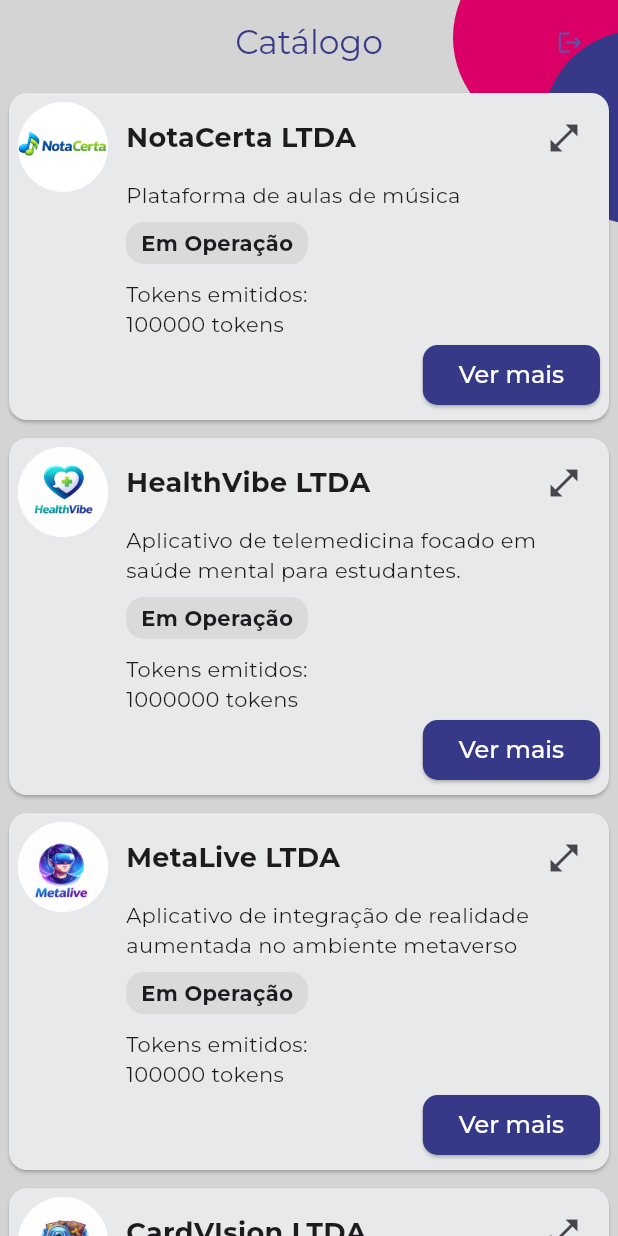
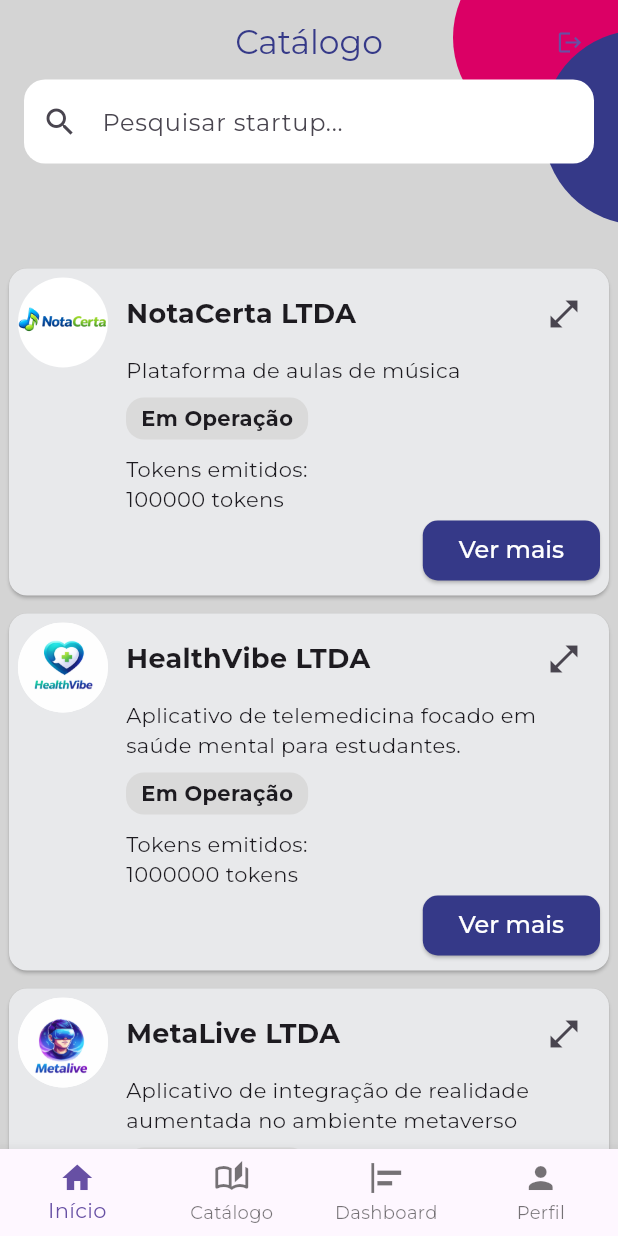
Before and after one commit to EnzoOP1402/ES-PI3-2026-T3-G22, a Flutter app: the screen it shows once a user with an empty profile is signed in, on a phone screen of 412 x 824 dp. Run offline on Flutter 3.47's test engine with Material 3 defaults, Android fonts, the phone set to English and light mode, and no system bars; our stand-ins replace cloud_firestore, firebase_auth, firebase_core, google_fonts, mask_text_input_formatter; accounts and stored records are empty.

Commit message:
Proposta de Catalogo

```diff
--- a/mescla_invest_app/lib/features/catalog/presentation/screens/startup_catalog_screen.dart
+++ b/mescla_invest_app/lib/features/catalog/presentation/screens/startup_catalog_screen.dart
@@ -4,6 +4,8 @@ import 'package:flutter/material.dart';
 import 'package:google_fonts/google_fonts.dart';
 import 'package:mescla_invest_app/features/auth/data/repositories/auth_repository.dart';
 import '../theme/background_app.dart';
+import '../widgets/nav_menu.dart';
+import '../widgets/pesquisar_menu.dart';
 
 class MesclaInvest extends StatelessWidget {
   const MesclaInvest({super.key});
@@ -41,8 +43,17 @@ class CardCatalogo {
   });
 }
 
-class Catalogo extends StatelessWidget {
+class Catalogo extends StatefulWidget {
   const Catalogo({super.key});
+
+  @override
+  State<Catalogo> createState() => _CatalogoState();
+}
+
+class _CatalogoState extends State<Catalogo> {
+  int paginaAtual = 0;
+  final TextEditingController _buscaController = TextEditingController();
+  String _textoBusca = "";
 
   @override
   Widget build(BuildContext context) {
@@ -103,8 +114,53 @@ class Catalogo extends StatelessWidget {
       ),
     ];
 
+    final List<CardCatalogo> startupsFiltradas = startups.where((startup) {
+      final busca = _textoBusca.toLowerCase();
+
+      return startup.nome_startup.toLowerCase().contains(busca) ||
+          startup.mini_descricao.toLowerCase().contains(busca) ||
+          startup.status.toLowerCase().contains(busca);
+    }).toList();
+
+    final List<Widget> paginas = [
+      // 0 - Início
+      BackgroundContainer(
+        child: Column(
+        children: [
+          const SizedBox(height: 45),
+          BuscaStartup(controller: _buscaController,
+          onChanged: (valor) {
+            setState(() {
+              _textoBusca = valor;
+            });
+          },
+        ),
+          Expanded(
+            child: ListView.builder(
+              itemCount: startupsFiltradas.length,
+              itemBuilder: (context, index) {
+                final startup = startupsFiltradas[index];
+                return CardStartup(s: startup);
+              },
+            ),
+          ),
+        ],
+      ),
+    ),
+
+      // Criando telas para as outras abas do menu (Trocar para redirecionamento)
+      // 1 - Catálogo
+      const Center(child: Text("Catálogo")),
+
+      // 2 - Dashboard
+      const Center(child: Text("Dashboard")),
+
+      // 3 - Perfil
+      const Center(child: Text("Perfil")),
+    ];
+
     return Scaffold(
-      extendBodyBehindAppBar: true,
+      extendBodyBehindAppBar: paginaAtual==0,
       appBar: AppBar(
         backgroundColor: Colors.transparent,
         centerTitle: true,
@@ -118,14 +174,15 @@ class Catalogo extends StatelessWidget {
         ],
       ),
 
-      body: BackgroundContainer(
-        child: ListView.builder(
-          itemCount: startups.length,
-          itemBuilder: (context, index) {
-            return CardStartup(s: startups[index]);
-          },
-        ),
-      ),
+      body: paginas[paginaAtual],
+      bottomNavigationBar: MenuInferior(
+        PaginaAtual: paginaAtual,
+        onItemSelected: (index) {
+          setState(() {
+            paginaAtual = index;
+          });
+        },
+      )
     );
   }
 }
@@ -134,6 +191,8 @@ class BotaoIrPara extends StatelessWidget {
   final Widget pagina;
   final String texto;
 
+  //Sugestão de mudança do nome da variavel para BotaoVerMais,
+  //para ficar mais claro o propósito do botão.
   const BotaoIrPara({
     super.key,
     required this.pagina,
@@ -303,51 +362,3 @@ class _CardStartupState extends State<CardStartup> {
     );
   }
 }
-
-
-class Pesquisar extends StatefulWidget {
-  const Pesquisar({super.key});
-
-  @override
-  State<Pesquisar> createState() => _PesquisarState();
-}
-
-class _PesquisarState extends State<Pesquisar> {
-  final TextEditingController _controller = TextEditingController();
-
-  String resultado = "";
-
-  void _buscar() {
-    setState(() {
-      resultado = _controller.text;
-    });
-  }
-
-  @override
-  Widget build(BuildContext context) {
-    return Scaffold(
-      appBar: AppBar(title: const Text('Pesquisar Startup')),
-      body: Padding(
-        padding: const EdgeInsets.all(16),
-        child: Column(
-          children: [
-            TextField(
-              controller: _controller,
-              decoration: const InputDecoration(
-                labelText: "Nome da startup",
-                border: OutlineInputBorder(),
-              ),
-            ),
-            const SizedBox(height: 16),
-            ElevatedButton(
-              onPressed: _buscar,
-              child: const Text("Pesquisar"),
-            ),
-            const SizedBox(height: 20),
-            Text("Resultado: $resultado"),
-          ],
-        ),
-      ),
-    );
-  }
-}
--- /dev/null
+++ b/mescla_invest_app/lib/features/catalog/presentation/widgets/nav_menu.dart
@@ -0,0 +1,41 @@
+// Autor: Murillo Iamarino Caravita
+
+import 'package:flutter/material.dart';
+
+class MenuInferior extends StatelessWidget {
+  final int PaginaAtual;
+  final ValueChanged<int> onItemSelected;
+
+  const MenuInferior({
+    super.key,
+    required this.PaginaAtual,
+    required this.onItemSelected,
+  });
+
+  @override
+  Widget build(BuildContext context) {
+    return BottomNavigationBar(
+      currentIndex: PaginaAtual,
+      onTap: onItemSelected,
+      type: BottomNavigationBarType.fixed,
+      items: const [
+        BottomNavigationBarItem(
+          icon: Icon(Icons.home),
+          label: "Início",
+        ),
+        BottomNavigationBarItem(
+          icon: Icon(Icons.auto_stories_outlined),
+          label: "Catálogo",
+        ),
+        BottomNavigationBarItem(
+          icon: Icon(Icons.align_horizontal_left_outlined),
+          label: "Dashboard",
+        ),
+        BottomNavigationBarItem(
+          icon: Icon(Icons.person),
+          label: "Perfil",
+        ),
+      ],
+    );
+  }
+}
--- /dev/null
+++ b/mescla_invest_app/lib/features/catalog/presentation/widgets/pesquisar_menu.dart
@@ -0,0 +1,35 @@
+// Autor: Murillo Iamarino Caravita
+
+import 'package:flutter/material.dart';
+
+class BuscaStartup extends StatelessWidget {
+  final TextEditingController controller;
+  final ValueChanged<String> onChanged;
+
+  const BuscaStartup({
+    super.key,
+    required this.controller,
+    required this.onChanged,
+  });
+
+  @override
+  Widget build(BuildContext context) {
+    return Padding(
+      padding: const EdgeInsets.symmetric(horizontal: 16, vertical: 8),
+      child: TextField(
+        controller: controller,
+        onChanged: onChanged,
+        decoration: InputDecoration(
+          hintText: 'Pesquisar startup...',
+          prefixIcon: const Icon(Icons.search),
+          filled: true,
+          fillColor: Colors.white,
+          border: OutlineInputBorder(
+            borderRadius: BorderRadius.circular(14),
+            borderSide: BorderSide.none,
+          ),
+        ),
+      ),
+    );
+  }
+}
```
